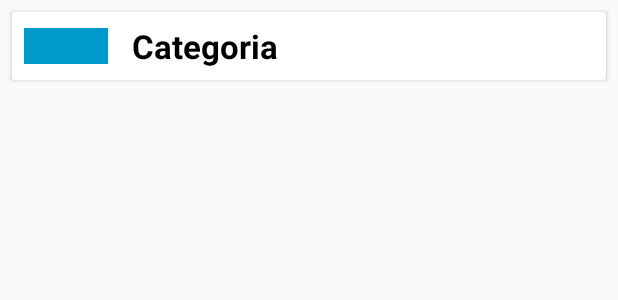
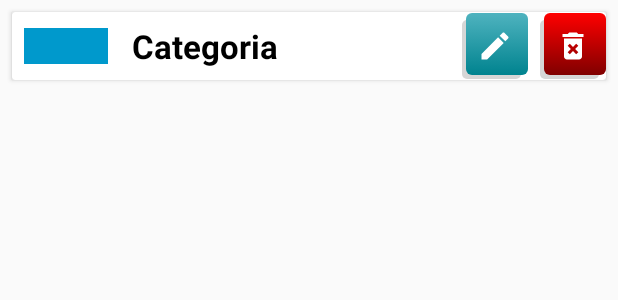
Before and after one commit to IolandaRosa/ShoppingList, an Android app: the layout item_category_list.xml on its own in the app's theme, with its tools: preview values and no code run, on a phone screen of 412 x 824 dp. Shown: the top 300 px of the screen. Run offline under Robolectric (Android 15) with nearby library versions, the phone set to English and light mode, and no system bars.

Commit message:
Commit delete categories from list and database

```diff
--- /dev/null
+++ b/app/src/main/res/drawable/backgound_shadow_edit_selector.xml
@@ -0,0 +1,20 @@
+<?xml version="1.0" encoding="utf-8"?>
+<selector xmlns:android="http://schemas.android.com/apk/res/android">
+    <item>
+        <layer-list>
+            <item android:right="5dp" android:top="5dp">
+                <shape>
+                    <corners android:radius="3dp" />
+                    <solid android:color="#D6D6D6" />
+                </shape>
+            </item>
+            <item android:bottom="3dp" android:left="3dp">
+                <shape>
+                    <gradient android:angle="270" android:endColor="@color/colorAccent" android:startColor="@color/colorAccentLight" />
+                    <corners android:radius="4dp" />
+                    <padding android:bottom="10dp" android:left="10dp" android:right="10dp" android:top="10dp" />
+                </shape>
+            </item>
+        </layer-list>
+    </item>
+</selector>
--- /dev/null
+++ b/app/src/main/res/drawable/backgroud_shadow_delete_selector.xml
@@ -0,0 +1,20 @@
+<?xml version="1.0" encoding="utf-8"?>
+<selector xmlns:android="http://schemas.android.com/apk/res/android">
+    <item>
+        <layer-list>
+            <item android:right="5dp" android:top="5dp">
+                <shape>
+                    <corners android:radius="3dp" />
+                    <solid android:color="#D6D6D6" />
+                </shape>
+            </item>
+            <item android:bottom="3dp" android:left="3dp">
+                <shape>
+                    <gradient android:angle="270" android:endColor="@color/red_dark" android:startColor="@color/red" />
+                    <corners android:radius="4dp" />
+                    <padding android:bottom="10dp" android:left="10dp" android:right="10dp" android:top="10dp" />
+                </shape>
+            </item>
+        </layer-list>
+    </item>
+</selector>
--- /dev/null
+++ b/app/src/main/res/drawable/ic_delete_forever_black_24dp.xml
@@ -0,0 +1,5 @@
+<vector android:height="24dp" android:tint="#FFFFFF"
+    android:viewportHeight="24.0" android:viewportWidth="24.0"
+    android:width="24dp" xmlns:android="http://schemas.android.com/apk/res/android">
+    <path android:fillColor="#FF000000" android:pathData="M6,19c0,1.1 0.9,2 2,2h8c1.1,0 2,-0.9 2,-2L18,7L6,7v12zM8.46,11.88l1.41,-1.41L12,12.59l2.12,-2.12 1.41,1.41L13.41,14l2.12,2.12 -1.41,1.41L12,15.41l-2.12,2.12 -1.41,-1.41L10.59,14l-2.13,-2.12zM15.5,4l-1,-1h-5l-1,1L5,4v2h14L19,4z"/>
+</vector>
--- /dev/null
+++ b/app/src/main/res/drawable/ic_mode_edit_black_24dp.xml
@@ -0,0 +1,5 @@
+<vector android:height="24dp" android:tint="#FFFFFF"
+    android:viewportHeight="24.0" android:viewportWidth="24.0"
+    android:width="24dp" xmlns:android="http://schemas.android.com/apk/res/android">
+    <path android:fillColor="#FF000000" android:pathData="M3,17.25V21h3.75L17.81,9.94l-3.75,-3.75L3,17.25zM20.71,7.04c0.39,-0.39 0.39,-1.02 0,-1.41l-2.34,-2.34c-0.39,-0.39 -1.02,-0.39 -1.41,0l-1.83,1.83 3.75,3.75 1.83,-1.83z"/>
+</vector>
--- a/app/src/main/res/layout/item_category_list.xml
+++ b/app/src/main/res/layout/item_category_list.xml
@@ -47,6 +47,31 @@
                 app:layout_constraintTop_toTopOf="parent"
                 tools:text="Categoria" />
 
+            <ImageButton
+                android:id="@+id/imageButtonEdit"
+                style="@android:style/Widget.DeviceDefault.Light.ImageButton"
+                android:layout_width="wrap_content"
+                android:layout_height="wrap_content"
+                android:layout_marginEnd="8dp"
+                android:background="@drawable/backgound_shadow_edit_selector"
+                android:src="@drawable/ic_mode_edit_black_24dp"
+                app:layout_constraintBottom_toBottomOf="parent"
+                android:contentDescription="@string/image_description"
+                app:layout_constraintEnd_toStartOf="@+id/imageButtonDelete"
+                app:layout_constraintTop_toTopOf="parent" />
+
+            <ImageButton
+                android:id="@+id/imageButtonDelete"
+                style="@android:style/Widget.DeviceDefault.Light.ImageButton"
+                android:layout_width="wrap_content"
+                android:layout_height="wrap_content"
+                android:background="@drawable/backgroud_shadow_delete_selector"
+                android:src="@drawable/ic_delete_forever_black_24dp"
+                android:contentDescription="@string/image_description"
+                app:layout_constraintBottom_toBottomOf="parent"
+                app:layout_constraintEnd_toEndOf="parent"
+                app:layout_constraintTop_toTopOf="parent" />
+
         </androidx.constraintlayout.widget.ConstraintLayout>
     </androidx.cardview.widget.CardView>
 </androidx.constraintlayout.widget.ConstraintLayout>
--- a/app/src/main/res/values/colors.xml
+++ b/app/src/main/res/values/colors.xml
@@ -7,4 +7,6 @@
     <color name="colorAccentDark">#005662</color>
     <color name="colorAccentLight">#4fb3bf</color>
     <color name="textColor">#fff</color>
+    <color name="red">#ff0000</color>
+    <color name="red_dark">#800000</color>
 </resources>
--- a/app/src/main/res/values/strings.xml
+++ b/app/src/main/res/values/strings.xml
@@ -16,4 +16,5 @@
     <string name="menu_category">Categoria</string>
     <string name="menu_list_category">Ver Categorias</string>
     <string name="menu_home">Home</string>
+    <string name="edit">Editar</string>
 </resources>
```
Also changed, not shown: app/src/main/java/com/example/shoppinglistapp/adapter/CategoryListFragmentAdapter.kt (+26 -2 lines), app/src/main/java/com/example/shoppinglistapp/db/CategoryDao.kt (+8 -5 lines), app/src/main/java/com/example/shoppinglistapp/repository/CategoryRepository.kt (+9 -1 lines), app/src/main/java/com/example/shoppinglistapp/ui/ListCategoryFragment.kt (+18 -5 lines), app/src/main/java/com/example/shoppinglistapp/viewModel/CategoryViewModel.kt (+9 -5 lines).
